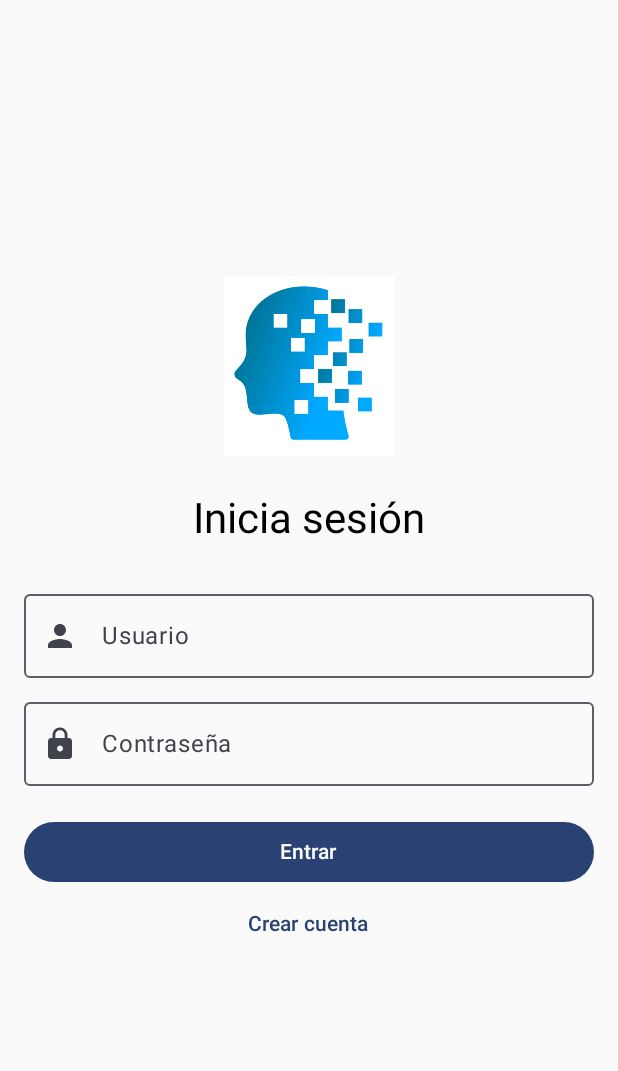
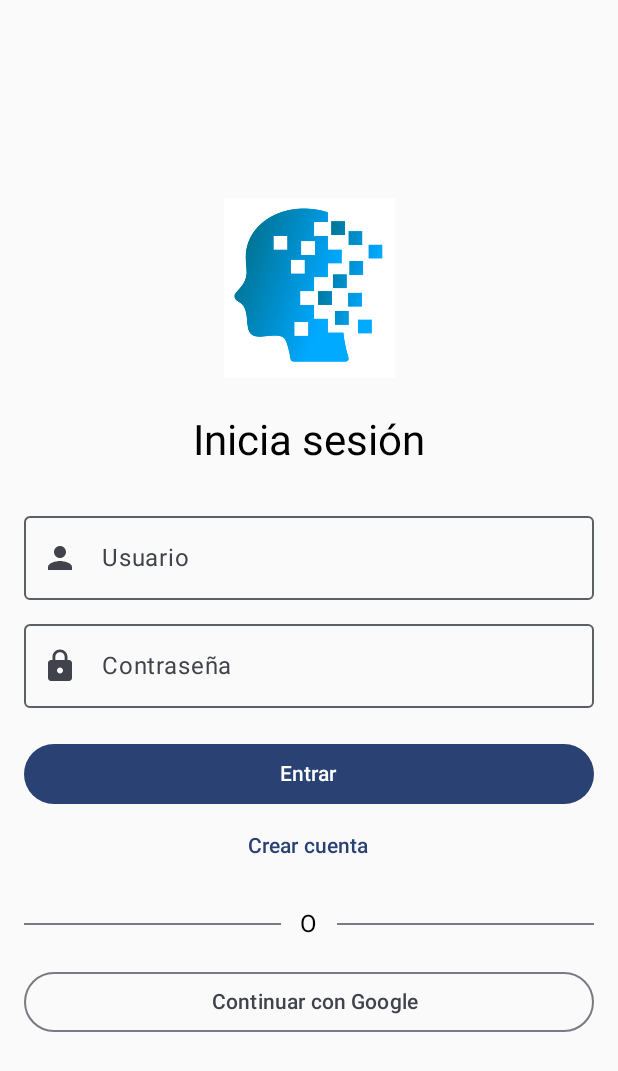
Before and after one commit to cristianvera728/iaeav_movil, an Android app built with Jetpack Compose: the screen it shows after launch (MainActivity), on a phone screen of 412 x 824 dp. Shown: the top 1071 px of the screen. Run offline under Robolectric (Android 15) with nearby library versions, the phone set to English and light mode, and no system bars; 2 statements that could not run were skipped.

Commit message:
Added Google Login

```diff
--- a/app/build.gradle.kts
+++ b/app/build.gradle.kts
@@ -1,6 +1,7 @@
 plugins {
     alias(libs.plugins.android.application)
     alias(libs.plugins.jetbrains.kotlin.android)
+    alias(libs.plugins.google.services)
 }
 
 android {
@@ -73,6 +74,8 @@ dependencies {
     implementation(libs.security.crypto)
     implementation(libs.work.runtime.ktx)
 
+    implementation(libs.play.services.auth)
+
     testImplementation(libs.junit)
     androidTestImplementation(libs.androidx.junit)
     androidTestImplementation(libs.androidx.espresso.core)
--- a/app/src/main/java/es/ua/iuii/iaeav/data/api/AuthApi.kt
+++ b/app/src/main/java/es/ua/iuii/iaeav/data/api/AuthApi.kt
@@ -2,10 +2,13 @@ package es.ua.iuii.iaeav.data.api
 
 import es.ua.iuii.iaeav.data.model.LoginReq
 import es.ua.iuii.iaeav.data.model.LoginRes
+import es.ua.iuii.iaeav.data.model.GoogleLoginReq
 import retrofit2.http.Body
 import retrofit2.http.POST
 
 interface AuthApi {
     @POST("auth/login") suspend fun login(@Body body: LoginReq): LoginRes
     @POST("auth/register") suspend fun register(@Body body: LoginReq): Unit
+    @POST("auth/google/token") // <-- AÑADIR (o la ruta que use tu backend)
+    suspend fun googleLogin(@Body body: GoogleLoginReq): LoginRes
 }
--- a/app/src/main/java/es/ua/iuii/iaeav/data/model/AuthDtos.kt
+++ b/app/src/main/java/es/ua/iuii/iaeav/data/model/AuthDtos.kt
@@ -1,6 +1,7 @@
 package es.ua.iuii.iaeav.data.model
 
 import com.squareup.moshi.Json
+import kotlinx.serialization.SerialName
 
 data class LoginReq(
     val username: String,
@@ -17,3 +18,8 @@ data class LoginRes(
         accessToken ?: token
         ?: throw IllegalStateException("Respuesta sin token válido")
 }
+data class GoogleLoginReq(
+    // 👇 2. AÑADE ESTA ANOTACIÓN
+    @field:Json(name = "id_token")
+    val idToken: String
+)
--- a/app/src/main/java/es/ua/iuii/iaeav/data/repo/AuthRepository.kt
+++ b/app/src/main/java/es/ua/iuii/iaeav/data/repo/AuthRepository.kt
@@ -2,6 +2,7 @@ package es.ua.iuii.iaeav.data.repo
 
 import es.ua.iuii.iaeav.core.storage.SecurePrefs
 import es.ua.iuii.iaeav.data.api.AuthApi
+import es.ua.iuii.iaeav.data.model.GoogleLoginReq
 import es.ua.iuii.iaeav.data.model.LoginReq
 
 class AuthRepository(
@@ -16,4 +17,9 @@ class AuthRepository(
     suspend fun register(username: String, pass: String) {
         api.register(LoginReq(username, pass))
     }
+
+    suspend fun googleLogin(idToken: String) {
+        val res = api.googleLogin(GoogleLoginReq(idToken))
+        sp.saveJwt(res.jwt())
+    }
 }
--- a/app/src/main/java/es/ua/iuii/iaeav/ui/auth/LoginScreen.kt
+++ b/app/src/main/java/es/ua/iuii/iaeav/ui/auth/LoginScreen.kt
@@ -1,29 +1,41 @@
 package es.ua.iuii.iaeav.ui.auth
 
+import android.app.Activity
+import android.util.Log
+import androidx.activity.compose.rememberLauncherForActivityResult
+import androidx.activity.result.contract.ActivityResultContracts
+import androidx.compose.foundation.Image
 import androidx.compose.foundation.layout.*
-import androidx.compose.material3.*
-import androidx.compose.runtime.*
-import androidx.compose.ui.Modifier
-import androidx.compose.ui.unit.dp
-import androidx.lifecycle.viewmodel.compose.viewModel
-
-import androidx.compose.foundation.layout.Arrangement
-import androidx.compose.foundation.layout.fillMaxSize
-import androidx.compose.foundation.layout.fillMaxWidth
 import androidx.compose.foundation.text.KeyboardOptions
 import androidx.compose.material.icons.Icons
 import androidx.compose.material.icons.filled.Lock
 import androidx.compose.material.icons.filled.Person
-import androidx.compose.material3.Icon
+import androidx.compose.material3.*
+import androidx.compose.runtime.*
 import androidx.compose.ui.Alignment
+import androidx.compose.ui.Modifier
+import androidx.compose.ui.platform.LocalContext
+import androidx.compose.ui.res.painterResource
 import androidx.compose.ui.text.input.KeyboardType
 import androidx.compose.ui.text.input.PasswordVisualTransformation
+import androidx.compose.ui.unit.dp
+import androidx.lifecycle.viewmodel.compose.viewModel
+import com.google.android.gms.auth.api.signin.GoogleSignIn
+import com.google.android.gms.auth.api.signin.GoogleSignInAccount
+import com.google.android.gms.auth.api.signin.GoogleSignInClient
+import com.google.android.gms.auth.api.signin.GoogleSignInOptions
+import com.google.android.gms.common.api.ApiException
+import com.google.android.gms.tasks.Task
+import es.ua.iuii.iaeav.R
+import kotlinx.coroutines.launch
 
-// --- IMPORTACIONES AÑADIDAS ---
-import androidx.compose.foundation.Image
-import androidx.compose.ui.res.painterResource
-import es.ua.iuii.iaeav.R
-// ------------------------------
+
+// ----------------------------------------------
+// !! IMPORTANTE !!
+// REEMPLAZA ESTO CON TU ID DE CLIENTE WEB DE GOOGLE CLOUD
+// (El que es de tipo "Aplicación Web")
+// ----------------------------------------------
+private const val WEB_CLIENT_ID = "935818959464-v44nfgs5vs5o4ivr1bcct7t75frk1vio.apps.googleusercontent.com"
 
 @Composable
 fun LoginScreen(contentPadding: PaddingValues, onLogged: () -> Unit, onGoRegister: () -> Unit) {
@@ -33,36 +45,66 @@ fun LoginScreen(contentPadding: PaddingValues, onLogged: () -> Unit, onGoRegiste
     val loading by vm.loading.collectAsState()
     val err by vm.error.collectAsState()
 
-    // 1. Cambia el Column para que ocupe toda la pantalla y centre su contenido
+    val context = LocalContext.current
+    val coroutineScope = rememberCoroutineScope()
+
+    // --- LÓGICA DE GOOGLE SIGN-IN ---
+
+    // 1. Configurar el cliente de Google Sign-In
+    val googleSignInClient = remember {
+        val gso = GoogleSignInOptions.Builder(GoogleSignInOptions.DEFAULT_SIGN_IN)
+            .requestIdToken(WEB_CLIENT_ID) // Solicitar el ID Token
+            .requestEmail()
+            .build()
+        GoogleSignIn.getClient(context, gso)
+    }
+
+    // 2. Crear el lanzador para el resultado de la actividad de Google Sign-In
+    val googleSignInLauncher = rememberLauncherForActivityResult(
+        contract = ActivityResultContracts.StartActivityForResult()
+    ) { result ->
+        if (result.resultCode == Activity.RESULT_OK) {
+            val task = GoogleSignIn.getSignedInAccountFromIntent(result.data)
+            handleGoogleSignInResult(task, vm, onLogged) {
+                // En caso de error en nuestro backend, cerramos sesión en Google
+                coroutineScope.launch {
+                    googleSignInClient.signOut()
+                }
+            }
+        } else {
+            // Error en el flujo de Google (ej. el usuario canceló)
+            vm.error.value = "Inicio con Google cancelado"
+        }
+    }
+    // --------------------------------
+
     Column(
         modifier = Modifier
-            .padding(contentPadding) // Mantenemos el padding original
-            .fillMaxSize()           // Ocupa toda la pantalla
-            .padding(16.dp),         // Añade un padding interno
-        verticalArrangement = Arrangement.Center, // Centra verticalmente
-        horizontalAlignment = Alignment.CenterHorizontally // Centra horizontalmente
+            .padding(contentPadding)
+            .fillMaxSize()
+            .padding(16.dp),
+        verticalArrangement = Arrangement.Center,
+        horizontalAlignment = Alignment.CenterHorizontally
     ) {
 
-        // --- CÓDIGO AÑADIDO ---
         Image(
             painter = painterResource(id = R.drawable.logo_iaeav),
             contentDescription = "Logo de la App",
-            modifier = Modifier.size(120.dp) // Puedes ajustar el tamaño
+            modifier = Modifier.size(120.dp)
         )
         Spacer(Modifier.height(24.dp))
-        // -----------------------
 
-        Text("Inicia sesión", style = MaterialTheme.typography.headlineMedium) // Título más grande
+        Text("Inicia sesión", style = MaterialTheme.typography.headlineMedium)
         Spacer(Modifier.height(24.dp))
 
-        // 2. Mejora los OutlinedTextField
+        // --- Login con Usuario/Contraseña ---
         OutlinedTextField(
             value = username,
             onValueChange = { username = it },
             label = { Text("Usuario") },
             singleLine = true,
-            modifier = Modifier.fillMaxWidth(), // Ocupa todo el ancho
-            leadingIcon = { // Añade un icono
+            modifier = Modifier.fillMaxWidth(),
+            leadingIcon = {
                 Icon(Icons.Default.Person, contentDescription = "Icono de usuario")
             }
         )
@@ -72,28 +114,53 @@ fun LoginScreen(contentPadding: PaddingValues, onLogged: () -> Unit, onGoRegiste
             onValueChange = { pass = it },
             label = { Text("Contraseña") },
             singleLine = true,
-            modifier = Modifier.fillMaxWidth(), // Ocupa todo el ancho
-            leadingIcon = { // Añade un icono
+            modifier = Modifier.fillMaxWidth(),
+            leadingIcon = {
                 Icon(Icons.Default.Lock, contentDescription = "Icono de contraseña")
             },
-            keyboardOptions = KeyboardOptions(keyboardType = KeyboardType.Password), // Teclado de contraseña
-            visualTransformation = PasswordVisualTransformation() // Oculta la contraseña
+            keyboardOptions = KeyboardOptions(keyboardType = KeyboardType.Password),
+            visualTransformation = PasswordVisualTransformation()
         )
         Spacer(Modifier.height(20.dp))
 
-        // 3. Mejora los botones
         Button(
             enabled = !loading,
             onClick = { vm.submit(username, pass, onLogged) },
-            modifier = Modifier.fillMaxWidth() // Ocupa todo el ancho
+            modifier = Modifier.fillMaxWidth()
         ) {
             Text(if (loading) "Entrando..." else "Entrar")
         }
         TextButton(
             onClick = onGoRegister,
-            modifier = Modifier.fillMaxWidth() // Ocupa todo el ancho
+            modifier = Modifier.fillMaxWidth()
         ) {
             Text("Crear cuenta")
+        }
+
+        // --- Separador y Botón de Google ---
+        Spacer(Modifier.height(16.dp))
+        Row(
+            verticalAlignment = Alignment.CenterVertically,
+            modifier = Modifier.fillMaxWidth()
+        ) {
+            Divider(modifier = Modifier.weight(1f))
+            Text(" O ", modifier = Modifier.padding(horizontal = 8.dp))
+            Divider(modifier = Modifier.weight(1f))
+        }
+        Spacer(Modifier.height(16.dp))
+
+        // Botón de Google (puedes estilizarlo mejor)
+        OutlinedButton(
+            onClick = {
+                vm.error.value = null // Limpiar errores anteriores
+                // Lanzar la UI de Google Sign-In
+                googleSignInLauncher.launch(googleSignInClient.signInIntent)
+            },
+            modifier = Modifier.fillMaxWidth()
+        ) {
+            // Icon(painter = painterResource(id = R.drawable.ic_google_logo), contentDescription = "Logo Google") // (Necesitarías añadir el logo a tus drawables)
+            Spacer(Modifier.width(8.dp))
+            Text("Continuar con Google")
         }
 
         if (err != null) {
@@ -106,3 +173,29 @@ fun LoginScreen(contentPadding: PaddingValues, onLogged: () -> Unit, onGoRegiste
         }
     }
 }
+
+// 3. Función helper para manejar el resultado
+private fun handleGoogleSignInResult(
+    completedTask: Task<GoogleSignInAccount>,
+    vm: LoginViewModel,
+    onSuccess: () -> Unit,
+    onBackendError: () -> Unit
+) {
+    try {
+        val account = completedTask.getResult(ApiException::class.java)
+        val idToken = account.idToken
+
+        if (idToken != null) {
+            // ¡Token obtenido! Enviarlo al ViewModel -> Repositorio -> Backend
+            vm.googleLogin(idToken, onSuccess)
+        } else {
+            // No se pudo obtener el ID Token
+            vm.error.value = "No se pudo obtener el token de Google."
+        }
+    } catch (e: ApiException) {
+        // Error de la API de Google
+        Log.w("LoginScreen", "signInResult:failed code=" + e.statusCode)
+        vm.error.value = "Error de Google: ${e.statusCode}"
+        onBackendError()
+    }
+}
--- a/app/src/main/res/values/strings.xml
+++ b/app/src/main/res/values/strings.xml
@@ -1,3 +1,4 @@
 <resources>
     <string name="app_name">IAEAV</string>
+    <string name="web_client_id">660833228693-kej73ppoagf48l2nj8u0hf4aga3u0eh7.apps.googleusercontent.com</string>
 </resources>
--- a/gradle/libs.versions.toml
+++ b/gradle/libs.versions.toml
@@ -1,5 +1,5 @@
 [versions]
-agp = "8.13.0"
+agp = "8.13.1"
 kotlin = "1.9.24"
 coreKtx = "1.13.1"
 junit = "4.13.2"
@@ -17,6 +17,8 @@ okhttp = "4.12.0"
 moshi = "1.15.1"
 security-crypto = "1.1.0-alpha06"
 work = "2.9.1"
+playServicesAuth = "21.2.0"
+googleServices = "4.4.2"
 
 [libraries]
 androidx-core-ktx = { group = "androidx.core", name = "core-ktx", version.ref = "coreKtx" }
@@ -44,9 +46,11 @@ moshi-kotlin = { module = "com.squareup.moshi:moshi-kotlin", version.ref = "mosh
 security-crypto = { module = "androidx.security:security-crypto", version.ref = "security-crypto" }
 work-runtime-ktx = { module = "androidx.work:work-runtime-ktx", version.ref = "work" }
 androidx-lifecycle-viewmodel-compose = { module = "androidx.lifecycle:lifecycle-viewmodel-compose", version.ref = "lifecycle" }
+play-services-auth = { module = "com.google.android.gms:play-services-auth", version.ref = "playServicesAuth" }
 
 
 [plugins]
 android-application = { id = "com.android.application", version.ref = "agp" }
 jetbrains-kotlin-android = { id = "org.jetbrains.kotlin.android", version.ref = "kotlin" }
 hilt-android = { id = "com.google.dagger.hilt.android", version.ref = "hilt" }
+google-services = { id = "com.google.gms.google-services", version.ref = "googleServices" }
```
Also changed, not shown: app/src/main/java/es/ua/iuii/iaeav/core/audio/AudioRecorder.kt (+123 -30 lines), app/src/main/java/es/ua/iuii/iaeav/ui/auth/LoginViewModel.kt (+13 -0 lines), 1 other file.
